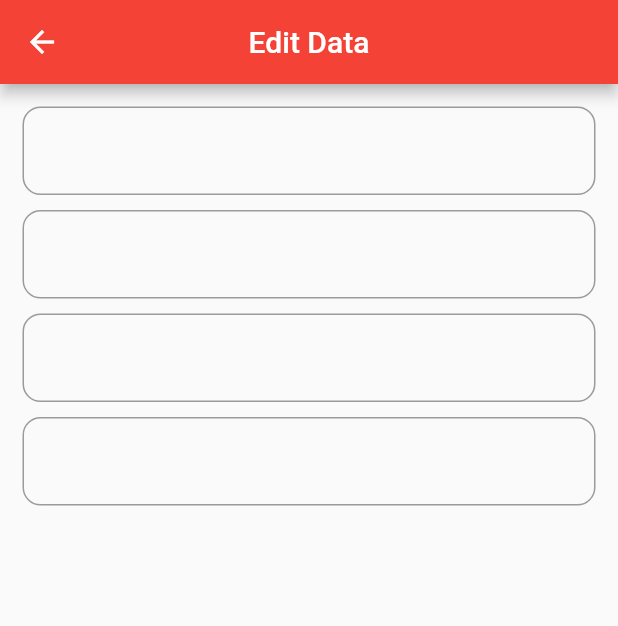
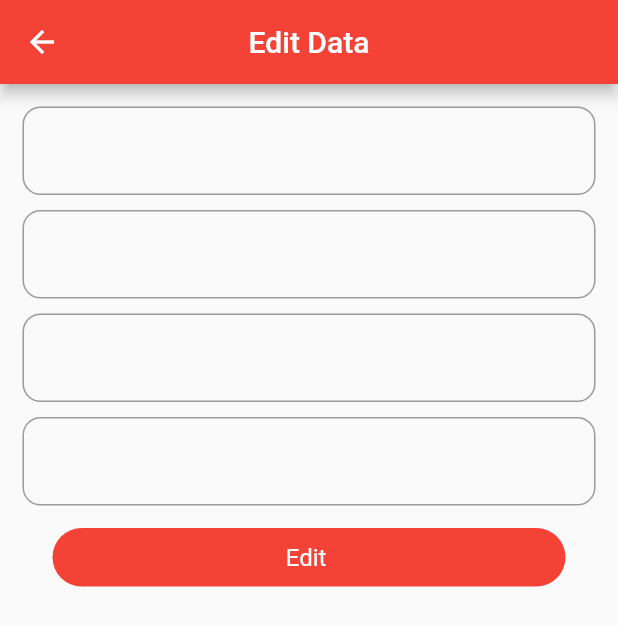
Before and after one commit to Dharmeshkatariya/restapi_with_getx, a Flutter app: the EditDataProfile screen opened by its route, on a phone screen of 412 x 824 dp. Shown: the top 626 px of the screen. Run offline on Flutter 3.47's test engine with Material 2 defaults, Android fonts, the phone set to English and light mode, and no system bars; our stand-ins replace get; network calls fail.

Commit message:
edit profile done

```diff
--- a/lib/common.dart
+++ b/lib/common.dart
@@ -2,7 +2,6 @@ import 'package:flutter/cupertino.dart';
 import 'package:flutter/material.dart';
 
 class Common {
-
   static Widget textForm(
       {TextEditingController? controller,
       String? text,
@@ -16,12 +15,28 @@ class Common {
         validator: validator,
         controller: controller,
         decoration: InputDecoration(
-          hintText: text,
-          prefixIcon: preicon,
-          border: OutlineInputBorder(
-            borderRadius: BorderRadius.circular(12),
-          )
-        ),
+            hintText: text,
+            prefixIcon: preicon,
+            border: OutlineInputBorder(
+              borderRadius: BorderRadius.circular(12),
+            )),
+      ),
+    );
+  }
+
+  static Widget button({required String text, Color? textcolor, Color? color}) {
+    return Container(
+      padding: const EdgeInsets.symmetric(vertical: 10, horizontal: 10),
+      margin: const EdgeInsets.symmetric(vertical: 10, horizontal: 25),
+      decoration: BoxDecoration(
+        color: color,
+        borderRadius: BorderRadius.circular(25),
+      ),
+      alignment: Alignment.center,
+      child: Text(
+        text,
+        style: TextStyle(
+            fontWeight: FontWeight.w400, color: textcolor, fontSize: 16),
       ),
     );
   }
--- a/lib/controller/editdataprofile_controller.dart
+++ b/lib/controller/editdataprofile_controller.dart
@@ -8,6 +8,17 @@ class EditDataProfileController extends GetxController {
   final capacityController = TextEditingController();
   final idController = TextEditingController();
 
+
+  // emailController.text = updateEmail.value;
+  @override
+  void onInit() {
+    // TODO: implement onInit
+    _setValue();
+    super.onInit();
+  }
+  _setValue(){
+
+  }
 
 
   @override
--- a/lib/screen/editdataprofile.dart
+++ b/lib/screen/editdataprofile.dart
@@ -22,6 +22,7 @@ class EditDataProfile extends GetView<EditDataProfileController> {
             Common.textForm(),
             Common.textForm(),
             Common.textForm(),
+            Common.button(text: "Edit ",color: Colors.red,textcolor: Colors.white),
           ],
         ),
       ),
```
